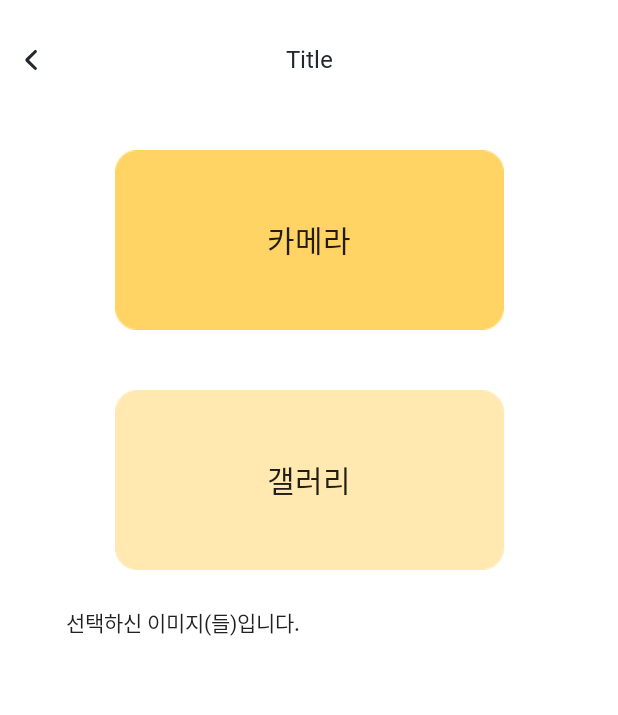
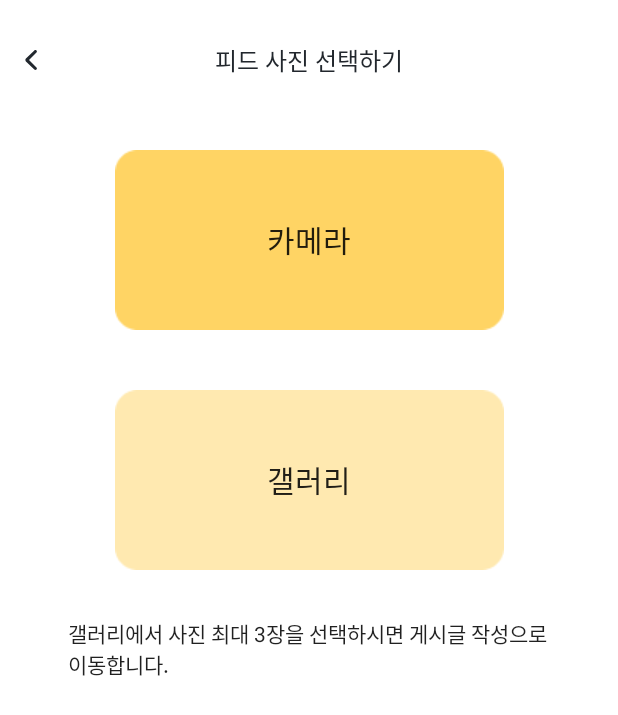
Before and after one commit to cyl0424/TadaInu, an Android app: the CreateFeedActivity screen opened directly, with no data from a screen before it, on a phone screen of 412 x 824 dp. Shown: the top 715 px of the screen. Run offline under Robolectric (Android 15) with nearby library versions, the phone set to English and light mode, and no system bars; libraries missing offline, so code that uses them is left out: com.yalantis.ucrop.

Commit message:
Implemented Create Feed & Clustering Partner

```diff
--- a/app/src/main/java/com/mobileprogramming/tadainu/notiFeat/CreateFeedActivity.kt
+++ b/app/src/main/java/com/mobileprogramming/tadainu/notiFeat/CreateFeedActivity.kt
@@ -33,10 +33,15 @@ class CreateFeedActivity : AppCompatActivity() {
         setContentView(binding.root)
 
         galleryButton = binding.galleryButton
-        imageView = binding.imageView
         cameraButton = binding.cameraButton
         previewImageTextView = binding.previewImage
-        imageView.visibility = View.INVISIBLE
+        // 툴바설정
+        val toolbar = binding.mypetToolbar
+        val toolbarTitle = binding.mypetToolbar.toolbarTitle
+        toolbarTitle.text = "피드 사진 선택하기"
+        toolbar.backBtn.setOnClickListener {
+            onBackPressed()
+        }
 
         // 갤러리 선택 시
         galleryButton.setOnClickListener {
@@ -118,13 +123,12 @@ class CreateFeedActivity : AppCompatActivity() {
             cropActivityResultLauncher.launch(uCropIntent)
         } else {
             Log.d("ITM","startcropactivity$index")
-            // All images have been processed, start the next activity
+            // 모든 이미지가 다 처리되어야만 다음 엑티비티로 넘어감
             val intent = Intent(this, DescriptionFeedActivity::class.java)
             intent.putParcelableArrayListExtra("croppedImageUris", croppedImageUris)
             Log.d("ITM", "Before Passing Uris : ${croppedImageUris}")
             startActivity(intent)
 
-            // Reset the counter for future use
             processedImageCount = 0
         }
     }
@@ -137,13 +141,10 @@ class CreateFeedActivity : AppCompatActivity() {
                     val resultUri: Uri? = UCrop.getOutput(data)
                     Log.d("ITM", "resultUri: $resultUri")
                     if (resultUri != null) {
-                        Log.d("ITM","launcher에서 ")
+                        // CROP한 사진 ArrayList에 추가
                         croppedImageUris.add(resultUri)
                     }
-
                     processedImageCount++
-
-                    // Process the next image
                     startCropActivity(selectedImageUris, processedImageCount)
                 }
             } else if (result.resultCode == UCrop.RESULT_ERROR) {
--- a/app/src/main/java/com/mobileprogramming/tadainu/partnersFeat/PartnersMapSubFragment.kt
+++ b/app/src/main/java/com/mobileprogramming/tadainu/partnersFeat/PartnersMapSubFragment.kt
@@ -190,7 +190,6 @@ class PartnersMapSubFragment : Fragment(), ClusterClickAdapter.OnItemClickListen
                     Log.d("ITM", "partnerInfoList is empty")
                 }
 
-                // Continue with the clustering or other logic here...
             }
     }
     private fun updateDialogWithSelectedPartner() {
--- a/app/src/main/res/layout/activity_create_feed.xml
+++ b/app/src/main/res/layout/activity_create_feed.xml
@@ -47,22 +47,12 @@
 
     <TextView
         android:id="@+id/previewImage"
-        android:layout_width="wrap_content"
-        android:layout_height="wrap_content"
-        android:layout_marginStart="44dp"
-        android:layout_marginTop="24dp"
-        android:text="선택하신 이미지(들)입니다."
+        android:layout_width="320dp"
+        android:layout_height="108dp"
+        android:layout_marginTop="32dp"
+        android:text="갤러리에서 사진 최대 3장을 선택하시면 게시글 작성으로 이동합니다."
+        app:layout_constraintEnd_toEndOf="parent"
+        app:layout_constraintHorizontal_bias="0.494"
         app:layout_constraintStart_toStartOf="parent"
         app:layout_constraintTop_toBottomOf="@+id/galleryButton" />
-
-    <ImageView
-        android:id="@+id/imageView"
-        android:layout_width="50dp"
-        android:layout_height="50dp"
-        android:layout_marginStart="120dp"
-        android:layout_marginTop="52dp"
-        app:layout_constraintStart_toStartOf="parent"
-        app:layout_constraintTop_toBottomOf="@+id/previewImage"
-        tools:srcCompat="@tools:sample/avatars" />
-
 </androidx.constraintlayout.widget.ConstraintLayout>
```
Also changed, not shown: app/src/main/java/com/mobileprogramming/tadainu/notiFeat/CameraPreviewActivity.kt (+13 -35 lines), app/src/main/java/com/mobileprogramming/tadainu/notiFeat/DescriptionFeedActivity.kt (+12 -1 lines), app/src/main/res/layout/activity_camera_preview.xml (+3 -4 lines), app/src/main/res/layout/activity_description_feed.xml (+29 -12 lines).
